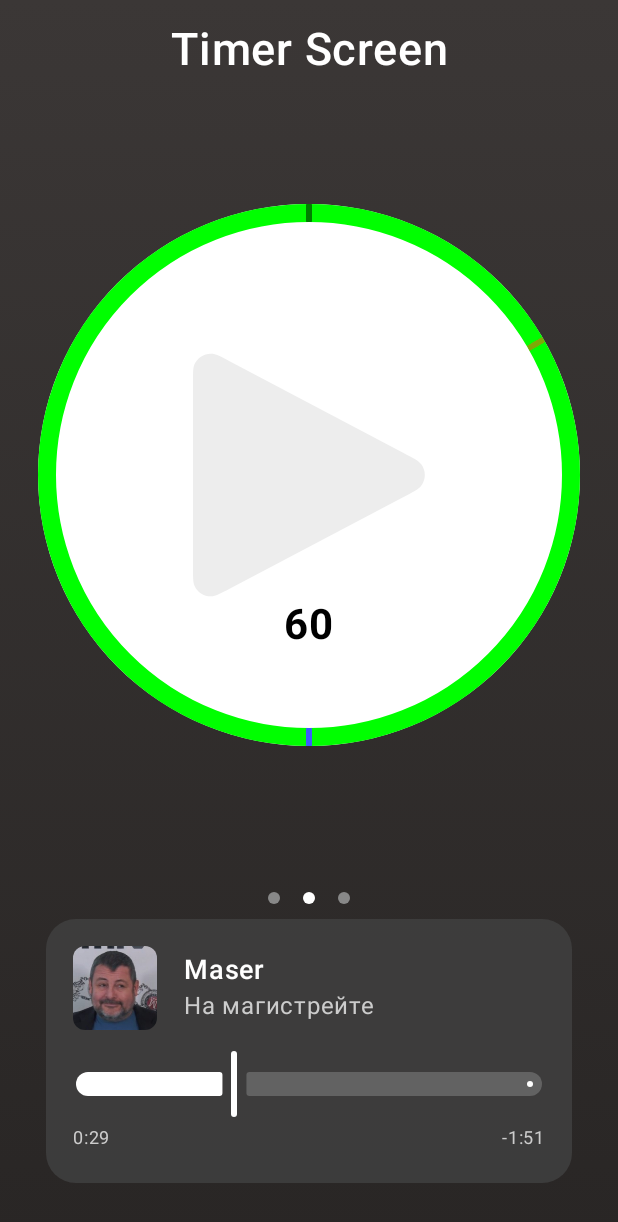
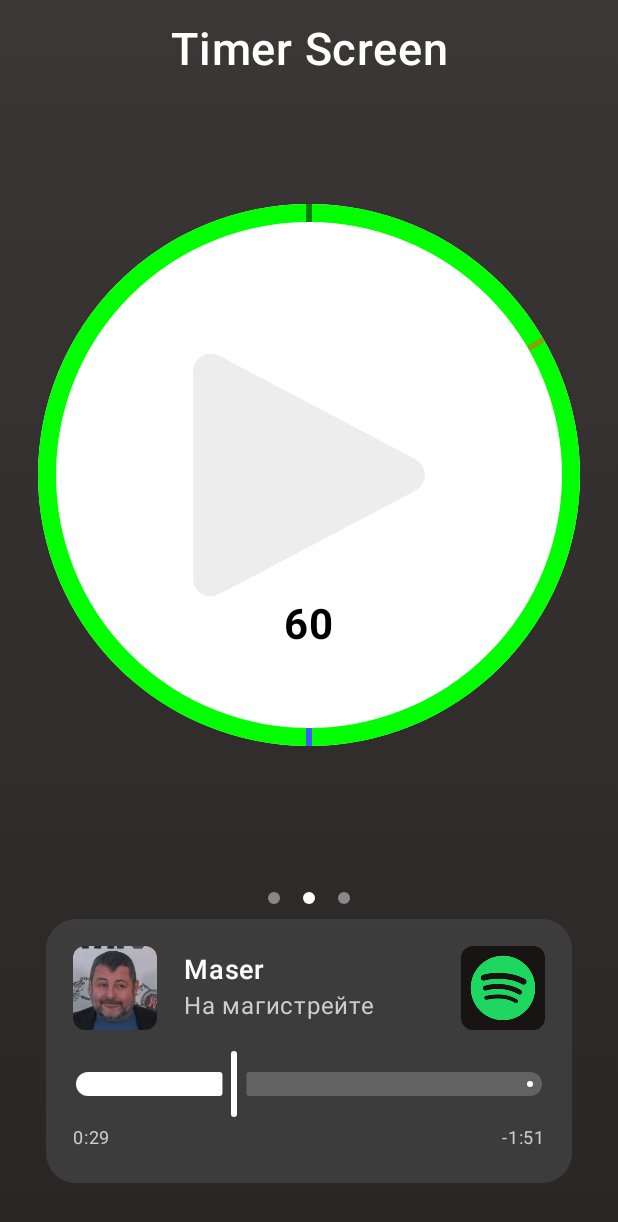
Before and after one commit to ShemLeon/MafTimer, an Android app built with Jetpack Compose: the screen it shows after launch (MainActivity), on a phone screen of 412 x 824 dp. Shown: the top 1222 px of the screen. Run offline under Robolectric (Android 15) with nearby library versions, the phone set to English and light mode, and no system bars; our stand-ins replace Dagger/Hilt's generated code.

Commit message:
вызов спотифай с кнопки сработал

```diff
--- a/app/src/main/java/com/leoevg/maftimer/presenter/components/MusicPlayer.kt
+++ b/app/src/main/java/com/leoevg/maftimer/presenter/components/MusicPlayer.kt
@@ -26,6 +26,20 @@ import androidx.compose.ui.tooling.preview.Preview
 import androidx.compose.ui.unit.dp
 import androidx.compose.ui.unit.sp
 import com.leoevg.maftimer.R
+import android.content.Intent
+import android.net.Uri
+import androidx.compose.foundation.clickable
+import androidx.compose.foundation.layout.size
+import androidx.compose.material3.AlertDialog
+import androidx.compose.material3.Button
+import androidx.compose.material3.Text
+import androidx.compose.runtime.*
+import androidx.compose.ui.draw.clip
+import androidx.compose.ui.platform.LocalContext
+import androidx.compose.ui.res.painterResource
+import androidx.compose.ui.unit.dp
+import androidx.activity.compose.rememberLauncherForActivityResult
+import androidx.activity.result.contract.ActivityResultContracts
 
 // Основной контейнер плеера
 @Composable
@@ -33,6 +47,14 @@ fun PlayerContainer(
     singer: String = "Maser",
     title: String = "На магистрейте",
 ) {
+    // В вашем Composable функции:
+    val context = LocalContext.current
+    var showDialog by remember { mutableStateOf(false) }
+
+    val launcher = rememberLauncherForActivityResult(
+        contract = ActivityResultContracts.StartActivityForResult()
+    ) { }
+
     Column(
         modifier = Modifier
             .fillMaxWidth()
@@ -64,6 +86,24 @@ fun PlayerContainer(
                 Text(text = singer, color = Color.White, fontWeight = FontWeight.SemiBold, fontSize = 18.sp)
                 Text(text = title, color = Color.LightGray, fontSize = 16.sp)
             }
+            Spacer(modifier = Modifier.weight(1f))
+            Image(
+                painter = painterResource(R.drawable.spotify),
+                contentDescription = "spotify",
+                modifier = Modifier
+                    .size(56.dp)
+                    .clip(RoundedCornerShape(8.dp))
+                    .clickable {
+                        try {
+                            val intent = Intent(Intent.ACTION_VIEW, Uri.parse("spotify://"))
+                            context.startActivity(intent)
+                        } catch (e: Exception) {
+                            // Если Spotify не установлен, показываем диалог
+                            showDialog = true
+                        }
+                    },
+                contentScale = ContentScale.Crop
+            )
         }
         Spacer(modifier = Modifier.height(12.dp))
 
@@ -97,3 +137,15 @@ fun PlayerContainer(
 fun MusicPlayerPreview() {
     PlayerContainer()
 }
+
+@Composable
+fun PlayerContainer(
+    trackName: String,
+    artist: String,
+    progress: Float, // от 0 до 1
+    isPlaying: Boolean,
+    onPlayPause: () -> Unit
+) {
+    // Используй эти параметры для обновления Text, Slider и кнопок
+    // Например, в Slider: value = progress
+}
```
Also changed, not shown: app/src/main/res/drawable/spotify.webp (added).
